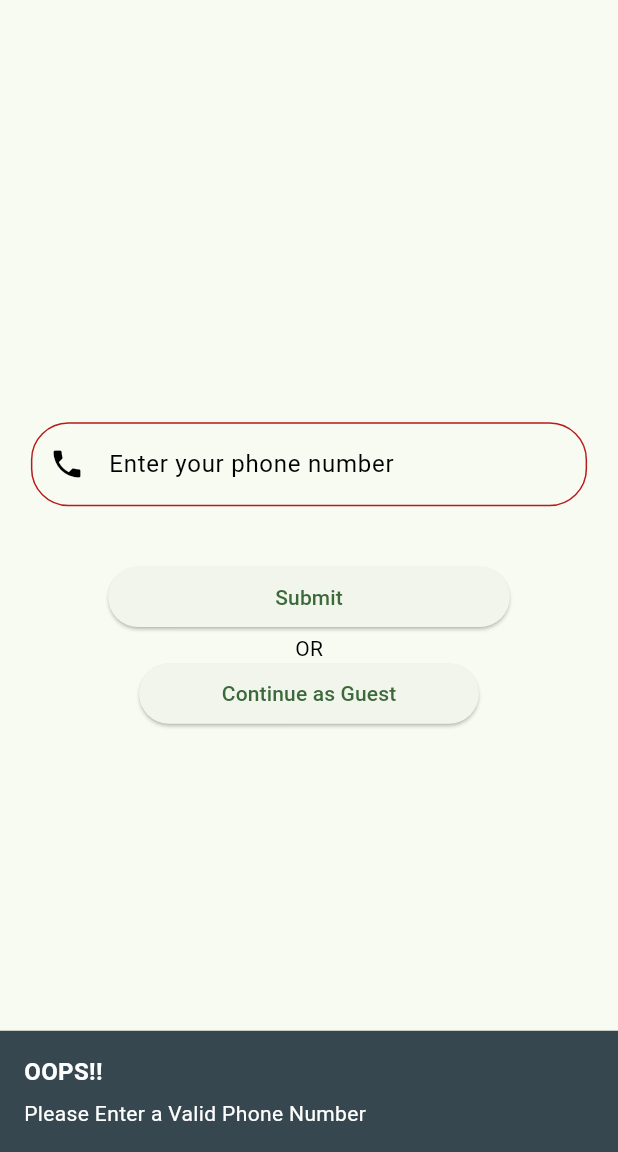
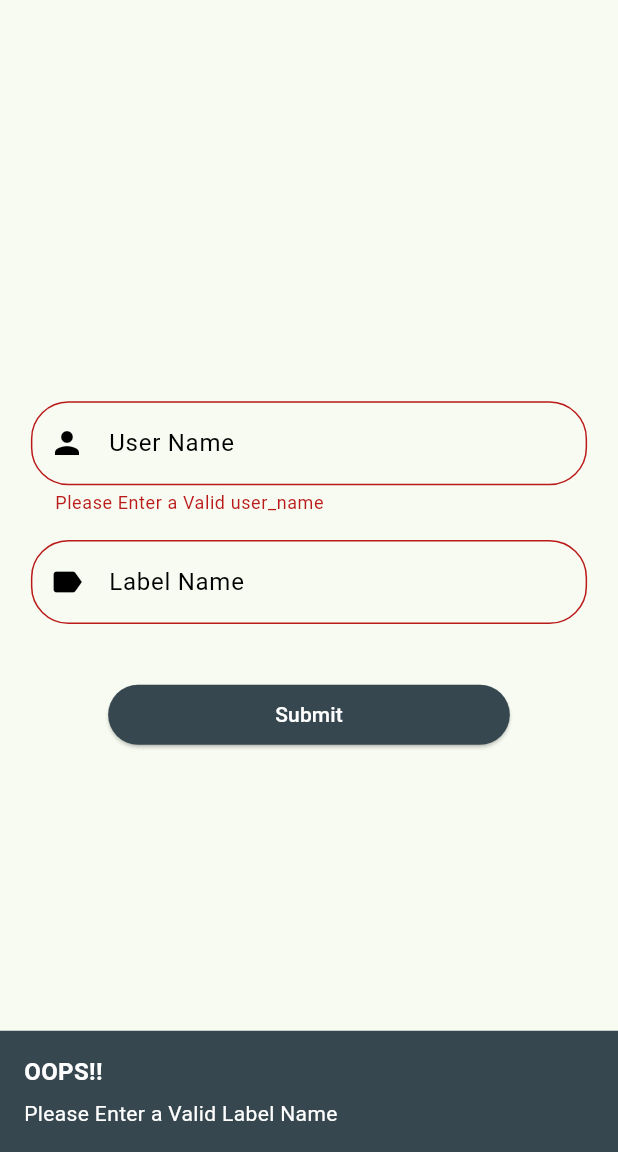
Before and after one commit to SandeepKumar482/ClicksOutlet, a Flutter app: the screen it shows after launch, after a tap on "Submit", on a phone screen of 412 x 824 dp, the part 84-1236 px from its top. Run offline on Flutter 3.47's test engine with Material 3 defaults, Android fonts, the phone set to English and light mode, and no system bars; our stand-ins replace cloud_firestore, curved_navigation_bar, firebase_auth, firebase_core, firebase_messaging, get; accounts and stored records are empty; network calls fail.

Commit message:
Users Collection

```diff
--- a/lib/View/screens/authentication/otp.view.dart
+++ b/lib/View/screens/authentication/otp.view.dart
@@ -1,4 +1,4 @@
-import 'package:clicksoutlet/View/screens/home.view.dart';
+import 'package:clicksoutlet/View/screens/authentication/user_details_form.view.dart';
 import 'package:clicksoutlet/View/widgets/custom_app_bar.widget.dart';
 import 'package:clicksoutlet/View/widgets/otp_input.widget.dart';
 import 'package:clicksoutlet/constants/style.dart';
@@ -86,7 +86,7 @@ class _OtpScreenState extends State<OtpScreen> {
                   });
                   Utils.getSnacbar(
                       "Authentication Status", "Authenticated!!!!!!!");
-                  Get.off(const Home());
+                  Get.off(UserDetailsForm());
                 },
                 style: ElevatedButton.styleFrom(),
                 child: _isLoading
--- a/lib/View/screens/authentication/signup.view.dart
+++ b/lib/View/screens/authentication/signup.view.dart
@@ -1,5 +1,5 @@
+import 'package:clicksoutlet/View/screens/authentication/otp.view.dart';
 import 'package:clicksoutlet/View/screens/home.view.dart';
-import 'package:clicksoutlet/View/screens/authentication/otp.view.dart';
 import 'package:clicksoutlet/View/widgets/custom_app_bar.widget.dart';
 import 'package:clicksoutlet/constants/style.dart';
 import 'package:clicksoutlet/utils/utils.dart';
@@ -58,7 +58,7 @@ class _SignInUpState extends State<SignInUp>
         centerTitle: true,
         elevation: 0.0,
         backgroundColor: ColorsConst.primary,
-        title: CustomAppBar(
+        title: const CustomAppBar(
           word1: "Clicks",
           word2: "Outlet",
         ),
@@ -107,7 +107,6 @@ class _SignInUpState extends State<SignInUp>
                       onPressed: () async {
                         if (_formKey.currentState!.validate()) {
                           _formKey.currentState!.save();
-                          // TODO: Implement phone number authentication here
                           try {
                             final FirebaseAuth auth = FirebaseAuth.instance;
                             await auth.verifyPhoneNumber(
@@ -131,17 +130,20 @@ class _SignInUpState extends State<SignInUp>
                         }
                       },
                       child: const Text('Submit'),
-                      style: ElevatedButton.styleFrom(),
+                      style: ElevatedButton.styleFrom(
+                        foregroundColor: ColorsConst.secondary,
+                        primary: ColorsConst.fourth,
+                      ),
                     ),
-                  ),
-                  SizedBox(
+                  )
+                  /*SizedBox(
                       height: deviceHeight * 0.02,
                       child: const Text(
                         'OR',
                         style: TextStyle(color: ColorsConst.third),
-                      )),
+                      )),*/
                   // 2% of device height
-                  SizedBox(
+                  /* SizedBox(
                     width: deviceWidth * 0.55, // 60% of device width
                     child: ElevatedButton(
                       onPressed: () {
@@ -149,10 +151,13 @@ class _SignInUpState extends State<SignInUp>
                           Get.off(const Home());
                         } catch (e) {}
                       },
-                      style: ElevatedButton.styleFrom(),
-                      child: const Text('Continue as Guest'),
+                      child: Text('Continue as Guest'),
+                      style: ElevatedButton.styleFrom(
+                        foregroundColor: ColorsConst.secondary,
+                        primary: ColorsConst.fourth,
+                      ),
                     ),
-                  ),
+                  ),*/
                 ],
               ),
             ),
--- /dev/null
+++ b/lib/View/screens/authentication/user_details_form.view.dart
@@ -0,0 +1,133 @@
+import 'package:clicksoutlet/FirebaseService/user_collection.service.dart';
+import 'package:clicksoutlet/View/screens/home.view.dart';
+import 'package:clicksoutlet/constants/style.dart';
+import 'package:clicksoutlet/model/user_details.dart';
+import 'package:clicksoutlet/utils/Utils.dart';
+import 'package:flutter/material.dart';
+import 'package:get/get.dart';
+
+import '../../widgets/custom_app_bar.widget.dart';
+
+class UserDetailsForm extends StatelessWidget {
+  UserDetailsForm({super.key});
+
+  UserCollectionService userCollectionService = UserCollectionService();
+  final _formKey = GlobalKey<FormState>();
+  String _userName = "";
+  String _labelName = "";
+
+  @override
+  Widget build(BuildContext context) {
+    double deviceWidth = MediaQuery.of(context).size.width;
+    double deviceHeight = MediaQuery.of(context).size.height;
+
+    return Scaffold(
+        appBar: AppBar(
+          centerTitle: true,
+          elevation: 0.0,
+          backgroundColor: ColorsConst.primary,
+          title: const CustomAppBar(
+            word1: "Clicks",
+            word2: "Outlet",
+          ),
+        ),
+        body: Center(
+            child: Form(
+                key: _formKey,
+                child: Padding(
+                    padding: const EdgeInsets.all(16.0),
+                    child: Column(
+                        mainAxisAlignment: MainAxisAlignment.center,
+                        children: <Widget>[
+                          SizedBox(
+                            width: deviceWidth * 0.9, // 80% of device width
+                            child: TextFormField(
+                              decoration: Utils.buildInputDecoration(
+                                  "User Name", Icons.person),
+                              style: const TextStyle(color: ColorsConst.third),
+                              cursorColor: ColorsConst.primary,
+                              validator: (value) {
+                                if (value!
+                                        .isEmpty /*||
+                                    userCollectionService
+                                        .isUserNameAlreadyExist(
+                                            UserDetailsModel(
+                                                userName: value,
+                                                labelName: "")) as bool*/
+                                    ) {
+                                  Utils.getSnacbar("OOPS!!",
+                                      "Please Enter a Valid user_name");
+                                  return 'Please Enter a Valid user_name ';
+                                }
+                                return null;
+                              },
+                              onSaved: (value) => _userName = value!,
+                            ),
+                          ),
+                          SizedBox(height: deviceHeight * 0.02),
+                          SizedBox(
+                            width: deviceWidth * 0.9, // 80% of device width
+                            child: TextFormField(
+                              decoration: Utils.buildInputDecoration(
+                                  "Label Name", Icons.label),
+                              style: const TextStyle(color: ColorsConst.third),
+                              cursorColor: ColorsConst.primary,
+                              validator: (value) {
+                                if (value!.isEmpty) {
+                                  Utils.getSnacbar("OOPS!!",
+                                      "Please Enter a Valid Label Name");
+                                  return ' ';
+                                }
+                                return null;
+                              },
+                              onSaved: (value) => _labelName = value!,
+                            ),
+                          ),
+                          SizedBox(height: deviceHeight * 0.02),
+                          SizedBox(
+                            width: deviceWidth * 0.65, // 60% of device width
+                            child: ElevatedButton(
+                              onPressed: () async {
+                                if (_formKey.currentState!.validate()) {
+                                  _formKey.currentState!.save();
+                                  try {
+                                    bool isAlreadyExist =
+                                        false; /*userCollectionService
+                                        .isUserNameAlreadyExist(
+                                            UserDetailsModel(
+                                                userName: _userName,
+                                                labelName: _labelName)) as bool;*/
+                                    if (isAlreadyExist) {
+                                      Utils.getSnacbar(
+                                          "User Name Already Exist",
+                                          "Try another one");
+                                    } else {
+                                      Future<bool> isAdded =
+                                          userCollectionService.addUpdateData(
+                                              UserDetailsModel(
+                                                  userName: _userName,
+                                                  labelName: _labelName));
+                                      if (await isAdded) {
+                                        Utils.getSnacbar(
+                                            "GREAT!!", "Joined Successfully");
+                                        Get.off(const Home());
+                                      }
+                                    }
+                                  } catch (e) {
+                                    e.printError(
+                                        info: "Error in authentication--");
+                                    Utils.getSnacbar(
+                                        "User Details", e.toString());
+                                  }
+                                }
+                              },
+                              style: ElevatedButton.styleFrom(
+                                foregroundColor: ColorsConst.secondary,
+                                primary: ColorsConst.fourth,
+                              ),
+                              child: const Text('Submit'),
+                            ),
+                          )
+                        ])))));
+  }
+}
--- a/lib/main.dart
+++ b/lib/main.dart
@@ -1,4 +1,4 @@
-import 'package:clicksoutlet/View/screens/authentication/signup.view.dart';
+import 'package:clicksoutlet/View/screens/authentication/user_details_form.view.dart';
 import 'package:clicksoutlet/firebase_options.dart';
 import 'package:firebase_core/firebase_core.dart';
 import 'package:firebase_messaging/firebase_messaging.dart';
@@ -32,7 +32,7 @@ class MyApp extends StatelessWidget {
         useMaterial3: true,
         colorSchemeSeed: Colors.green,
       ),
-      home: const SignInUp(),
+      home: UserDetailsForm(),
     );
   }
 }
--- /dev/null
+++ b/lib/model/user_details.dart
@@ -0,0 +1,17 @@
+import 'package:cloud_firestore/cloud_firestore.dart';
+
+class UserDetailsModel {
+  final String userName;
+  final String labelName;
+
+  UserDetailsModel({required this.userName, required this.labelName});
+
+  Map<String, String> toJson() =>
+      {"userName": userName, "labelName": labelName};
+
+  static UserDetailsModel fromSnap(DocumentSnapshot snap) {
+    var snapshot = snap.data() as Map<String, dynamic>;
+    return UserDetailsModel(
+        userName: snapshot['userName'], labelName: snapshot['labelName']);
+  }
+}
```
Also changed, not shown: lib/FirebaseService/user_collection.service.dart (added, +49 -0 lines).
